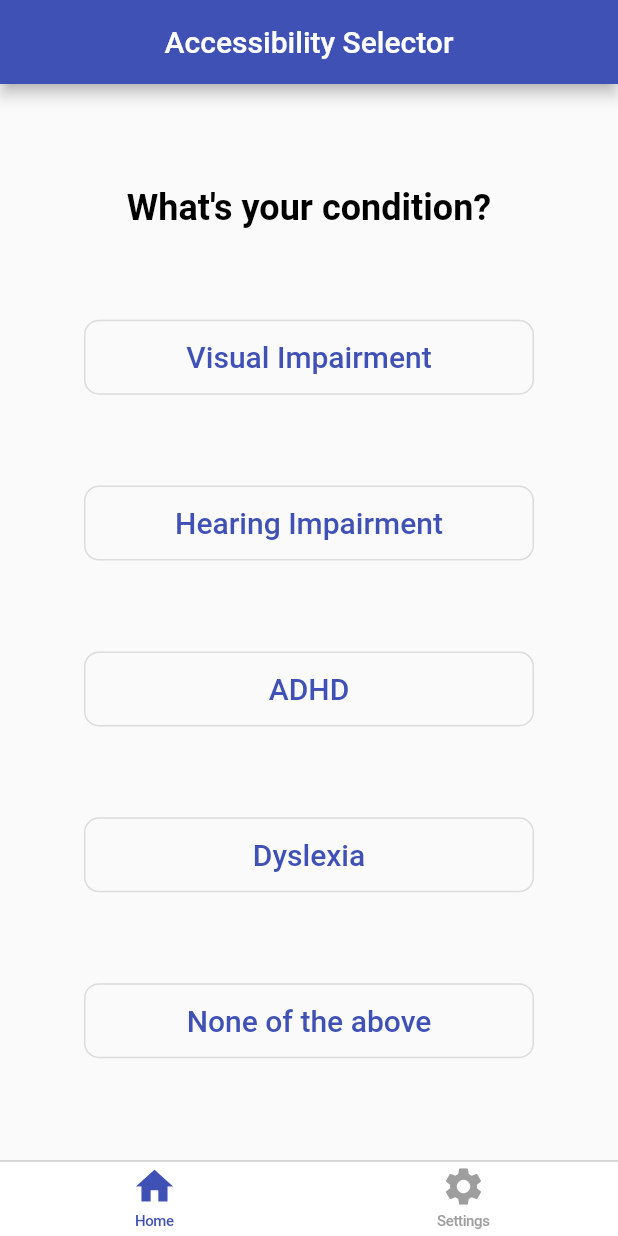
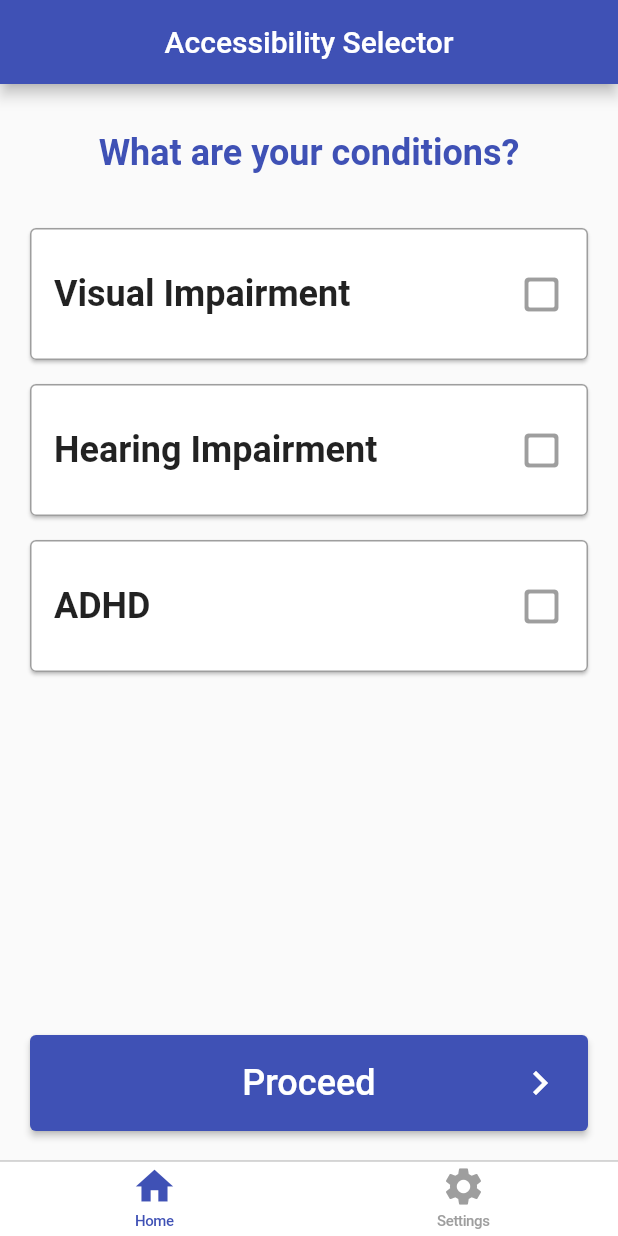
Before and after one commit to BangMach/kintusgi, a Flutter app: the screen it shows once a user with an empty profile is signed in, on a phone screen of 412 x 824 dp. Run offline on Flutter 3.47's test engine with Material 2 defaults, Android fonts, the phone set to English and light mode, and no system bars; our stand-ins replace avatar_glow, cloud_firestore, firebase_auth, firebase_core, flip_card, permission_handler; missing offline and left inert: flutter_audio_recorder2, flutter_speech, highlight_text, speech_recognition; accounts and stored records are empty.

Commit message:
Added Proceed button for Accessibility selector

```diff
--- a/lib/screens/accessibility_selector_screen.dart
+++ b/lib/screens/accessibility_selector_screen.dart
@@ -1,5 +1,8 @@
 import 'package:flutter/material.dart';
 import 'package:kintsugi/screens/voice_recognizer_screen.dart';
+import 'package:kintsugi/services/auth.dart';
+import 'package:kintsugi/services/user_preferences.dart';
+import 'package:provider/provider.dart';
 
 class AccessibilitySelector extends StatelessWidget {
   const AccessibilitySelector({Key key}) : super(key: key);
@@ -12,203 +15,259 @@ class AccessibilitySelector extends StatelessWidget {
         title: Text('Accessibility Selector'),
         backgroundColor: Colors.indigo,
       ),
-      body: ButtonTypesExample(),
+      body: ButtonTypesGroup(),
+      floatingActionButtonLocation: FloatingActionButtonLocation.centerDocked,
+      floatingActionButton: Container(
+        padding: EdgeInsets.all(20.0),
+        width: double.infinity,
+        child: ElevatedButton(
+          onPressed: () {
+            Navigator.push(
+              context,
+              MaterialPageRoute(
+                builder: (context) => VoiceRecognizer(),
+              ),
+            );
+          },
+          child: Padding(
+            padding: const EdgeInsets.symmetric(vertical: 16.0),
+            child: Row(
+              mainAxisAlignment: MainAxisAlignment.spaceBetween,
+              children: [
+                Icon(
+                  Icons.chevron_right,
+                  color: Colors.transparent,
+                  size: 32.0,
+                ),
+                Text(
+                  "Proceed",
+                  style: TextStyle(
+                    color: Colors.white,
+                    fontSize: 24.0,
+                  ),
+                ),
+                Icon(
+                  Icons.chevron_right,
+                  color: Colors.white,
+                  size: 32.0,
+                ),
+              ],
+            ),
+          ),
+          style: ButtonStyle(
+            backgroundColor: MaterialStateProperty.all(Colors.indigo),
+          ),
+        ),
+      ),
     );
   }
 }
 
-class ButtonTypesExample extends StatelessWidget {
-  const ButtonTypesExample({Key key}) : super(key: key);
+class ButtonTypesGroup extends StatefulWidget {
+  const ButtonTypesGroup({Key key, this.enabled}) : super(key: key);
+
+  final bool enabled;
+
+  @override
+  State<ButtonTypesGroup> createState() => _ButtonTypesGroupState();
+}
+
+class _ButtonTypesGroupState extends State<ButtonTypesGroup> {
+  void selectAccessibilityMode(BuildContext context, AccessibilityMode mode) {
+    final auth = Provider.of<AuthBase>(context, listen: false);
+    setState(() {
+      auth.setAccessibilityMode(mode);
+    });
+  }
 
   @override
   Widget build(BuildContext context) {
+    final accessibilityModes =
+        Provider.of<AuthBase>(context).accessibilityModes;
+
     return Padding(
-      padding: const EdgeInsets.all(4.0),
-      child: Row(
-        children: const <Widget>[
-          Spacer(),
-          ButtonTypesGroup(enabled: true),
-          Spacer(),
+      padding: const EdgeInsets.symmetric(
+        horizontal: 16.0,
+        vertical: 32.0,
+      ),
+      child: Column(
+        crossAxisAlignment: CrossAxisAlignment.center,
+        children: <Widget>[
+          Text(
+            "What are your conditions?",
+            style: TextStyle(
+              color: Colors.indigo,
+              fontSize: 24.0,
+              fontWeight: FontWeight.bold,
+            ),
+          ),
+          SizedBox(
+            height: 32.0,
+          ),
+          GestureDetector(
+            onTap: () => selectAccessibilityMode(
+              context,
+              AccessibilityMode.VISUAL,
+            ),
+            child: Card(
+              shape: RoundedRectangleBorder(
+                borderRadius: BorderRadius.circular(4.0),
+                side: accessibilityModes.contains(AccessibilityMode.VISUAL)
+                    ? BorderSide(
+                        color: Colors.indigo,
+                        width: 2.0,
+                      )
+                    : BorderSide(
+                        color: Colors.grey,
+                        width: 1.0,
+                      ),
+              ),
+              child: Padding(
+                padding: const EdgeInsets.symmetric(vertical: 16.0),
+                child: ListTile(
+                  title: Text(
+                    'Visual Impairment',
+                    style: TextStyle(
+                      fontSize: 24.0,
+                      fontWeight: FontWeight.bold,
+                    ),
+                  ),
+                  trailing:
+                      accessibilityModes.contains(AccessibilityMode.VISUAL)
+                          ? Icon(
+                              Icons.check_box,
+                              color: Colors.green,
+                              size: 30.0,
+                            )
+                          : Icon(
+                              Icons.check_box_outline_blank_rounded,
+                              color: Colors.grey,
+                              size: 30.0,
+                            ),
+                ),
+              ),
+            ),
+          ),
+          SizedBox(height: 8.0),
+          GestureDetector(
+            onTap: () => selectAccessibilityMode(
+              context,
+              AccessibilityMode.HEARING,
+            ),
+            child: Card(
+              shape: RoundedRectangleBorder(
+                borderRadius: BorderRadius.circular(4.0),
+                side: accessibilityModes.contains(AccessibilityMode.HEARING)
+                    ? BorderSide(
+                        color: Colors.indigo,
+                        width: 2.0,
+                      )
+                    : BorderSide(
+                        color: Colors.grey,
+                        width: 1.0,
+                      ),
+              ),
+              child: Padding(
+                padding: const EdgeInsets.symmetric(vertical: 16.0),
+                child: ListTile(
+                  title: Text(
+                    'Hearing Impairment',
+                    style: TextStyle(
+                      fontSize: 24.0,
+                      fontWeight: FontWeight.bold,
+                    ),
+                  ),
+                  trailing:
+                      accessibilityModes.contains(AccessibilityMode.HEARING)
+                          ? Icon(
+                              Icons.check_box,
+                              color: Colors.green,
+                              size: 30.0,
+                            )
+                          : Icon(
+                              Icons.check_box_outline_blank_rounded,
+                              color: Colors.grey,
+                              size: 30.0,
+                            ),
+                ),
+              ),
+            ),
+          ),
+          SizedBox(height: 8.0),
+          GestureDetector(
+            onTap: () => selectAccessibilityMode(
+              context,
+              AccessibilityMode.ADHD,
+            ),
+            child: Card(
+              shape: RoundedRectangleBorder(
+                borderRadius: BorderRadius.circular(4.0),
+                side: accessibilityModes.contains(AccessibilityMode.ADHD)
+                    ? BorderSide(
+                        color: Colors.indigo,
+                        width: 2.0,
+                      )
+                    : BorderSide(
+                        color: Colors.grey,
+                        width: 1.0,
+                      ),
+              ),
+              child: Padding(
+                padding: const EdgeInsets.symmetric(vertical: 16.0),
+                child: ListTile(
+                  title: Text(
+                    'ADHD',
+                    style: TextStyle(
+                      fontSize: 24.0,
+                      fontWeight: FontWeight.bold,
+                    ),
+                  ),
+                  trailing: accessibilityModes.contains(AccessibilityMode.ADHD)
+                      ? Icon(
+                          Icons.check_box,
+                          color: Colors.green,
+                          size: 30.0,
+                        )
+                      : Icon(
+                          Icons.check_box_outline_blank_rounded,
+                          color: Colors.grey,
+                          size: 30.0,
+                        ),
+                ),
+              ),
+            ),
+          ),
+          // SizedBox(
+          //   width: 300.0,
+          //   height: 50,
+          //   child: OutlinedButton(
+          //     onPressed: () {
+          //       Navigator.push(context, MaterialPageRoute(builder: (context) {
+          //         return VoiceRecognizer();
+          //       }));
+          //     },
+          //     child: const Text(
+          //       'None of the above',
+          //       style: TextStyle(
+          //         color: Colors.indigo,
+          //         fontSize: 20,
+          //       ),
+          //     ),
+          //     style: ButtonStyle(
+          //       shape: MaterialStateProperty.all(
+          //         RoundedRectangleBorder(
+          //           borderRadius: BorderRadius.all(Radius.circular(10.0)),
+          //           side: BorderSide(
+          //             color: Colors.indigo,
+          //             width: 2,
+          //           ),
+          //         ),
+          //       ),
+          //     ),
+          //   ),
+          // ),
         ],
       ),
     );
   }
 }
-
-class ButtonTypesGroup extends StatelessWidget {
-  const ButtonTypesGroup({Key key, this.enabled}) : super(key: key);
-
-  final bool enabled;
-
-  @override
-  Widget build(BuildContext context) {
-    return Padding(
-      padding: const EdgeInsets.all(4.0),
-      child: Column(
-        mainAxisAlignment: MainAxisAlignment.spaceEvenly,
-        crossAxisAlignment: CrossAxisAlignment.center,
-        children: <Widget>[
-          Text(
-            "What\'s your condition?",
-            style: TextStyle(
-              color: Colors.black,
-              fontSize: 24,
-              // height: 4,
-              fontWeight: FontWeight.bold,
-            ),
-          ),
-          SizedBox(
-            width: 300.0,
-            height: 50,
-            child: OutlinedButton(
-              onPressed: () {
-                Navigator.push(context, MaterialPageRoute(builder: (context) {
-                  return VoiceRecognizer();
-                }));
-              },
-              child: const Text(
-                'Visual Impairment',
-                style: TextStyle(
-                  color: Colors.indigo,
-                  fontSize: 20,
-                ),
-              ),
-              style: ButtonStyle(
-                shape: MaterialStateProperty.all(
-                  RoundedRectangleBorder(
-                    borderRadius: BorderRadius.all(Radius.circular(10.0)),
-                    side: BorderSide(
-                      color: Colors.indigo,
-                      width: 2,
-                    ),
-                  ),
-                ),
-              ),
-            ),
-          ),
-          SizedBox(
-            width: 300.0,
-            height: 50,
-            child: OutlinedButton(
-              onPressed: () {
-                Navigator.push(context, MaterialPageRoute(builder: (context) {
-                  return VoiceRecognizer();
-                }));
-              },
-              child: const Text(
-                'Hearing Impairment',
-                style: TextStyle(
-                  color: Colors.indigo,
-                  fontSize: 20,
-                ),
-              ),
-              style: ButtonStyle(
-                shape: MaterialStateProperty.all(
-                  RoundedRectangleBorder(
-                    borderRadius: BorderRadius.all(Radius.circular(10.0)),
-                    side: BorderSide(
-                      color: Colors.indigo,
-                      width: 2,
-                    ),
-                  ),
-                ),
-              ),
-            ),
-          ),
-          SizedBox(
-            width: 300.0, // <-- match_parent
-            height: 50, // <
-            child: OutlinedButton(
-              onPressed: () {
-                Navigator.push(
-                  context,
-                  MaterialPageRoute(
-                    builder: (context) {
-                      return VoiceRecognizer();
-                    },
-                  ),
-                );
-              },
-              child: const Text(
-                'ADHD',
-                style: TextStyle(
-                  color: Colors.indigo,
-                  fontSize: 20,
-                ),
-              ),
-              style: ButtonStyle(
-                shape: MaterialStateProperty.all(
-                  RoundedRectangleBorder(
-                    borderRadius: BorderRadius.all(Radius.circular(10.0)),
-                    side: BorderSide(
-                      color: Colors.indigo,
-                      width: 2,
-                    ),
-                  ),
-                ),
-              ),
-            ),
-          ),
-          SizedBox(
-            width: 300.0,
-            height: 50,
-            child: OutlinedButton(
-              onPressed: () {
-                Navigator.push(context, MaterialPageRoute(builder: (context) {
-                  return VoiceRecognizer();
-                }));
-              },
-              child: const Text(
-                'Dyslexia',
-                style: TextStyle(
-                  color: Colors.indigo,
-                  fontSize: 20,
-                ),
-              ),
-              style: ButtonStyle(
-                shape: MaterialStateProperty.all(
-                  RoundedRectangleBorder(
-                    borderRadius: BorderRadius.all(Radius.circular(10.0)),
-                    side: BorderSide(
-                      color: Colors.indigo,
-                      width: 2,
-                    ),
-                  ),
-                ),
-              ),
-            ),
-          ),
-          SizedBox(
-            width: 300.0,
-            height: 50,
-            child: OutlinedButton(
-              onPressed: () {
-                Navigator.push(context, MaterialPageRoute(builder: (context) {
-                  return VoiceRecognizer();
-                }));
-              },
-              child: const Text(
-                'None of the above',
-                style: TextStyle(
-                  color: Colors.indigo,
-                  fontSize: 20,
-                ),
-              ),
-              style: ButtonStyle(
-                shape: MaterialStateProperty.all(
-                  RoundedRectangleBorder(
-                    borderRadius: BorderRadius.all(Radius.circular(10.0)),
-                    side: BorderSide(
-                      color: Colors.indigo,
-                      width: 2,
-                    ),
-                  ),
-                ),
-              ),
-            ),
-          ),
-        ],
-      ),
-    );
-  }
-}
--- a/lib/screens/settings/settings_screen.dart
+++ b/lib/screens/settings/settings_screen.dart
@@ -185,7 +185,7 @@ class _SettingsScreenState extends State<SettingsScreen> {
               ),
               SizedBox(height: 16),
               SettingsGroup(
-                title: 'Accessibility assistant',
+                title: 'Accessibility assistants',
                 children: [
                   GestureDetector(
                     onTap: () => selectAccessibilityMode(
```
